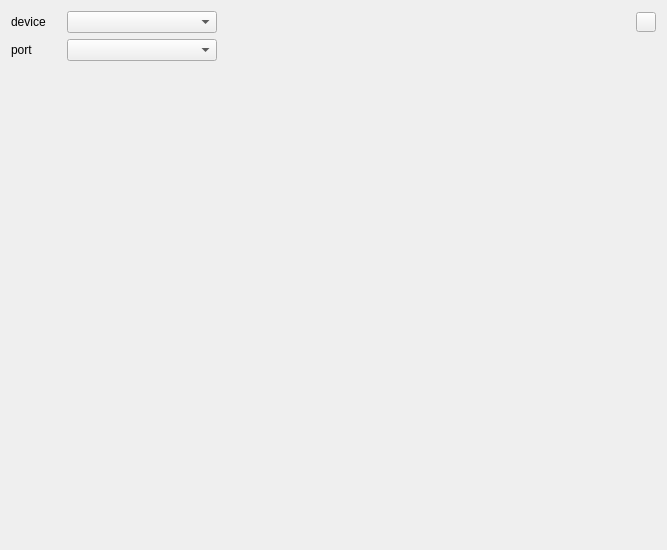
Above: src/measurementdevice.ui from marvin5300/general-purpose-control before the change. Below: the same form after it.
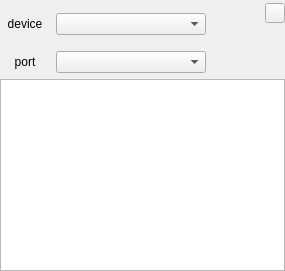
That is the form after the change.

What changed in the file:
```diff
--- a/src/measurementdevice.ui
+++ b/src/measurementdevice.ui
@@ -6,14 +6,44 @@
    <rect>
     <x>0</x>
     <y>0</y>
-    <width>667</width>
-    <height>550</height>
+    <width>285</width>
+    <height>271</height>
    </rect>
   </property>
+  <property name="sizePolicy">
+   <sizepolicy hsizetype="Fixed" vsizetype="Minimum">
+    <horstretch>0</horstretch>
+    <verstretch>0</verstretch>
+   </sizepolicy>
+  </property>
+  <property name="minimumSize">
+   <size>
+    <width>285</width>
+    <height>271</height>
+   </size>
+  </property>
+  <property name="baseSize">
+   <size>
+    <width>0</width>
+    <height>100</height>
+   </size>
+  </property>
   <property name="windowTitle">
    <string>Device</string>
   </property>
-  <layout class="QVBoxLayout" name="verticalLayout">
+  <layout class="QVBoxLayout" name="verticalLayout_2">
+   <property name="leftMargin">
+    <number>0</number>
+   </property>
+   <property name="topMargin">
+    <number>3</number>
+   </property>
+   <property name="rightMargin">
+    <number>0</number>
+   </property>
+   <property name="bottomMargin">
+    <number>0</number>
+   </property>
    <item>
     <layout class="QHBoxLayout" name="horizontalLayout">
      <item>
@@ -33,6 +63,9 @@
        <property name="text">
         <string>device</string>
        </property>
+       <property name="alignment">
+        <set>Qt::AlignCenter</set>
+       </property>
       </widget>
      </item>
      <item>
@@ -65,6 +98,8 @@
       </spacer>
      </item>
      <item>
+      <layout class="QVBoxLayout" name="verticalLayout">
+       <item>
       <widget class="QPushButton" name="closeButton">
        <property name="sizePolicy">
         <sizepolicy hsizetype="Fixed" vsizetype="Fixed">
@@ -101,6 +136,24 @@
        </property>
       </widget>
      </item>
+       <item>
+        <spacer name="verticalSpacer">
+         <property name="orientation">
+          <enum>Qt::Vertical</enum>
+         </property>
+         <property name="sizeType">
+          <enum>QSizePolicy::Expanding</enum>
+         </property>
+         <property name="sizeHint" stdset="0">
+          <size>
+           <width>20</width>
+           <height>5</height>
+          </size>
+         </property>
+        </spacer>
+       </item>
+      </layout>
+     </item>
     </layout>
    </item>
    <item>
@@ -122,6 +175,9 @@
        <property name="text">
         <string>port</string>
        </property>
+       <property name="alignment">
+        <set>Qt::AlignCenter</set>
+       </property>
       </widget>
      </item>
      <item>
@@ -156,17 +212,14 @@
     </layout>
    </item>
    <item>
-    <spacer name="verticalSpacer">
-     <property name="orientation">
-      <enum>Qt::Vertical</enum>
+    <widget class="QTableWidget" name="settingsTableWidget">
+     <property name="sizePolicy">
+      <sizepolicy hsizetype="Preferred" vsizetype="Expanding">
+       <horstretch>0</horstretch>
+       <verstretch>0</verstretch>
+      </sizepolicy>
      </property>
-     <property name="sizeHint" stdset="0">
-      <size>
-       <width>20</width>
-       <height>492</height>
-      </size>
-     </property>
-    </spacer>
+    </widget>
    </item>
   </layout>
  </widget>
```
Lines whose indentation alone changed are shown as unchanged.
